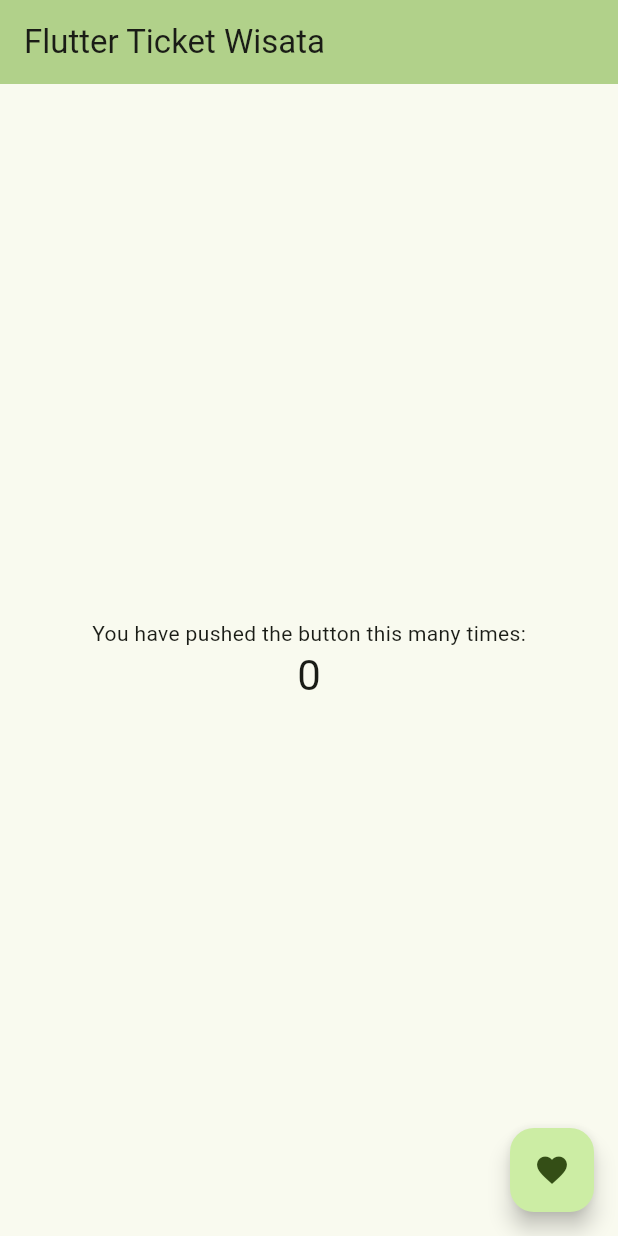
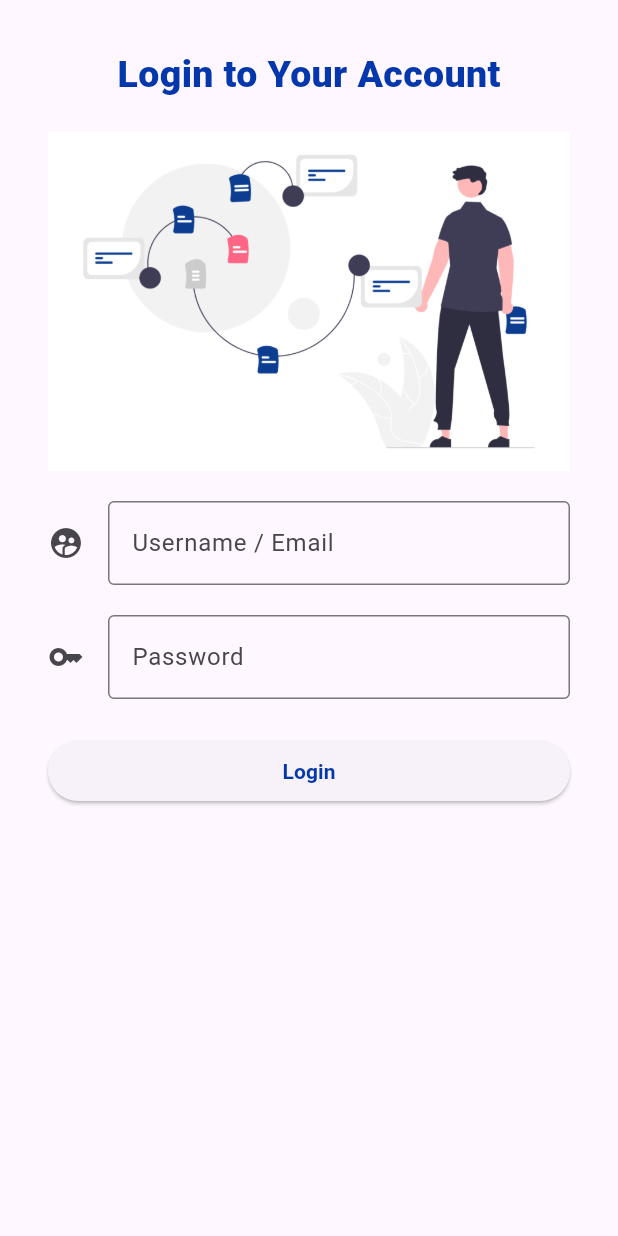
Before and after one commit to ukasyaaah/Flutter-Tiket-Wisata, a Flutter app: the screen it shows after launch, on a phone screen of 412 x 824 dp. Run offline on Flutter 3.47's test engine with Material 3 defaults, Android fonts, the phone set to English and light mode, and no system bars.

Commit message:
Login Page

```diff
--- a/lib/constants/color.dart
+++ b/lib/constants/color.dart
@@ -1,7 +1,7 @@
 import 'package:flutter/material.dart';
 
 class MyColors {
-  static const primary = Color(0xFF6200EE);
-  static const secondary = Color(0xFF03DAC6);
-  static const background = Color(0xFFF5F5F5);
+  static const background = Color(0xFFEFE9D1);
+  static const secondary = Color(0xFF0437AC);
+  static const ternary = Color(0xFFFDC332);
 }
--- a/lib/main.dart
+++ b/lib/main.dart
@@ -1,128 +1,29 @@
 import 'package:flutter/material.dart';
-import 'pages/splash_screen.dart';
+import 'package:tiket_wisata/constants/color.dart';
+import 'package:tiket_wisata/pages/login_form.dart';
+import 'package:tiket_wisata/pages/main_page.dart';
+import 'package:tiket_wisata/pages/splash_screen.dart';
 
 void main() {
-  runApp(
-    MaterialApp(
-      home: SplashScreen(),
-     routes: {'/home': (context) => MyApp()}
-    ),
-  );
+  runApp(MyApp());
 }
 
 class MyApp extends StatelessWidget {
   const MyApp({super.key});
 
-  // This widget is the root of your application.
   @override
   Widget build(BuildContext context) {
     return MaterialApp(
-      title: 'Flutter Ticket Wisata',
-      theme: ThemeData(
-        // This is the theme of your application.
-        //
-        // TRY THIS: Try running your application with "flutter run". You'll see
-        // the application has a purple toolbar. Then, without quitting the app,
-        // try changing the seedColor in the colorScheme below to Colors.green
-        // and then invoke "hot reload" (save your changes or press the "hot
-        // reload" button in a Flutter-supported IDE, or press "r" if you used
-        // the command line to start the app).
-        //
-        // Notice that the counter didn't reset back to zero; the application
-        // state is not lost during the reload. To reset the state, use hot
-        // restart instead.
-        //
-        // This works for code too, not just values: Most code changes can be
-        // tested with just a hot reload.
-        colorScheme: ColorScheme.fromSeed(seedColor: Colors.lightGreenAccent),
-      ),
-      home: const MyHomePage(title: 'Flutter Ticket Wisata'),
+      debugShowCheckedModeBanner: false,
+      title: 'Tiket Wisata',
+      initialRoute: '/',
+      // theme: ThemeData(),
+      // home: SplashScreen(),
+      routes: {
+        '/': (context) => SplashScreen(),
+        '/login': (context) => LoginForm(),
+        '/mainpage': (context) => MainPage(),
+      },
     );
   }
 }
-
-class MyHomePage extends StatefulWidget {
-  const MyHomePage({super.key, required this.title});
-
-  // This widget is the home page of your application. It is stateful, meaning
-  // that it has a State object (defined below) that contains fields that affect
-  // how it looks.
-
-  // This class is the configuration for the state. It holds the values (in this
-  // case the title) provided by the parent (in this case the App widget) and
-  // used by the build method of the State. Fields in a Widget subclass are
-  // always marked "final".
-
-  final String title;
-
-  @override
-  State<MyHomePage> createState() => _MyHomePageState();
-}
-
-class _MyHomePageState extends State<MyHomePage> {
-  int _counter = 0;
-
-  void _incrementCounter() {
-    setState(() {
-      // This call to setState tells the Flutter framework that something has
-      // changed in this State, which causes it to rerun the build method below
-      // so that the display can reflect the updated values. If we changed
-      // _counter without calling setState(), then the build method would not be
-      // called again, and so nothing would appear to happen.
-      _counter++;
-    });
-  }
-
-  @override
-  Widget build(BuildContext context) {
-    // This method is rerun every time setState is called, for instance as done
-    // by the _incrementCounter method above.
-    //
-    // The Flutter framework has been optimized to make rerunning build methods
-    // fast, so that you can just rebuild anything that needs updating rather
-    // than having to individually change instances of widgets.
-    return Scaffold(
-      appBar: AppBar(
-        // TRY THIS: Try changing the color here to a specific color (to
-        // Colors.amber, perhaps?) and trigger a hot reload to see the AppBar
-        // change color while the other colors stay the same.
-        backgroundColor: Theme.of(context).colorScheme.inversePrimary,
-        // Here we take the value from the MyHomePage object that was created by
-        // the App.build method, and use it to set our appbar title.
-        title: Text(widget.title),
-      ),
-      body: Center(
-        // Center is a layout widget. It takes a single child and positions it
-        // in the middle of the parent.
-        child: Column(
-          // Column is also a layout widget. It takes a list of children and
-          // arranges them vertically. By default, it sizes itself to fit its
-          // children horizontally, and tries to be as tall as its parent.
-          //
-          // Column has various properties to control how it sizes itself and
-          // how it positions its children. Here we use mainAxisAlignment to
-          // center the children vertically; the main axis here is the vertical
-          // axis because Columns are vertical (the cross axis would be
-          // horizontal).
-          //
-          // TRY THIS: Invoke "debug painting" (choose the "Toggle Debug Paint"
-          // action in the IDE, or press "p" in the console), to see the
-          // wireframe for each widget.
-          mainAxisAlignment: MainAxisAlignment.center,
-          children: <Widget>[
-            const Text('You have pushed the button this many times:'),
-            Text(
-              '$_counter',
-              style: Theme.of(context).textTheme.headlineMedium,
-            ),
-          ],
-        ),
-      ),
-      floatingActionButton: FloatingActionButton(
-        onPressed: _incrementCounter,
-        tooltip: 'Increment',
-        child: const Icon(Icons.favorite),
-      ), // This trailing comma makes auto-formatting nicer for build methods.
-    );
-  }
-}
--- /dev/null
+++ b/lib/pages/login_form.dart
@@ -0,0 +1,71 @@
+import 'package:flutter/material.dart';
+import 'package:tiket_wisata/constants/color.dart';
+
+class LoginForm extends StatelessWidget {
+  const LoginForm({super.key});
+
+  @override
+  Widget build(BuildContext context) {
+    return Scaffold(
+      body: Padding(
+        padding: EdgeInsets.all(20),
+        child: Padding(
+          padding: const EdgeInsets.all(12.0),
+          child: ListView(
+            children: [
+              Center(
+                child: Text(
+                  'Login to Your Account',
+                  style: TextStyle(
+                    fontWeight: FontWeight.w800,
+                    color: MyColors.secondary,
+                    fontSize: 25,
+                  ),
+                ),
+              ),
+              SizedBox(height: 20),
+              Image.asset('assets/images/login.png'),
+              SizedBox(height: 20),
+
+              TextField(
+                decoration: InputDecoration(
+                  icon: Icon(Icons.supervised_user_circle),
+                  labelText: 'Username / Email',
+                  border: OutlineInputBorder(),
+                  focusedBorder: OutlineInputBorder(
+                    borderSide: BorderSide(color: MyColors.secondary),
+                  ),
+                ),
+              ),
+              SizedBox(height: 20),
+              TextField(
+                obscureText: true,
+                decoration: InputDecoration(
+                  icon: Icon(Icons.key),
+                  labelText: 'Password',
+                  border: OutlineInputBorder(),
+                  focusedBorder: OutlineInputBorder(
+                    borderSide: BorderSide(color: MyColors.secondary),
+                  ),
+                ),
+              ),
+              SizedBox(height: 24),
+              ElevatedButton(
+                onPressed: () {
+                  Navigator.of(context).pushNamed('/mainpage');
+                },
+                child: Text(
+                  'Login',
+                  style: TextStyle(
+                    fontWeight: FontWeight.bold,
+                    color: MyColors.secondary,
+                  ),
+                ),
+              ),
+            ],
+          ),
+        ),
+      ),
+    );
+  }
+}
--- /dev/null
+++ b/lib/pages/main_page.dart
@@ -0,0 +1,10 @@
+import 'package:flutter/material.dart';
+
+class MainPage extends StatelessWidget {
+  const MainPage({super.key});
+
+  @override
+  Widget build(BuildContext context) {
+    return MaterialApp(home: Scaffold(body: Text('hallo')));
+  }
+}
--- a/lib/pages/splash_screen.dart
+++ b/lib/pages/splash_screen.dart
@@ -1,4 +1,8 @@
+import 'dart:async';
+
 import 'package:flutter/material.dart';
+import 'package:tiket_wisata/constants/color.dart';
+import 'package:tiket_wisata/pages/login_form.dart';
 
 class SplashScreen extends StatefulWidget {
   @override
@@ -9,17 +13,20 @@
   @override
   void initState() {
     super.initState();
-    Future.delayed(Duration(seconds: 3), () {
-      Navigator.pushReplacementNamed(context, '/home');
+    Timer(Duration(seconds: 3), () {
+      Navigator.pushReplacement(
+        context,
+        MaterialPageRoute(builder: (context) => LoginForm()),
+      );
     });
   }
 
   @override
   Widget build(BuildContext context) {
-    return Scaffold(
-      backgroundColor: Colors.white,
-      body: Center(
-        child: Image.asset('assets/images/logo.png'),
+    return MaterialApp(
+      home: Scaffold(
+        backgroundColor: MyColors.background,
+        body: Center(child: Image.asset('assets/images/aliens.png')),
       ),
     );
   }
--- /dev/null
+++ b/lib/utils/navigation_extension.dart
@@ -0,0 +1,7 @@
+import 'package:flutter/material.dart';
+
+extension NavigationExtension on BuildContext {
+  void push(Widget page) {
+    Navigator.push(this, MaterialPageRoute(builder: (context) => page));
+  }
+}
--- a/pubspec.yaml
+++ b/pubspec.yaml
@@ -40,7 +40,6 @@
   flutter_test:
     sdk: flutter
 
-
   # The "flutter_lints" package below contains a set of recommended lints to
   # encourage good coding practices. The lint set provided by the package is
   # activated in the `analysis_options.yaml` file located at the root of your
@@ -63,7 +62,6 @@
   assets:
     - assets/icons/
     - assets/images/
-
 
   # An image asset can refer to one or more resolution-specific "variants", see
   # https://flutter.dev/to/resolution-aware-images
```
Also changed, not shown: assets/images/aliens.png (added), assets/images/login.png (added).
